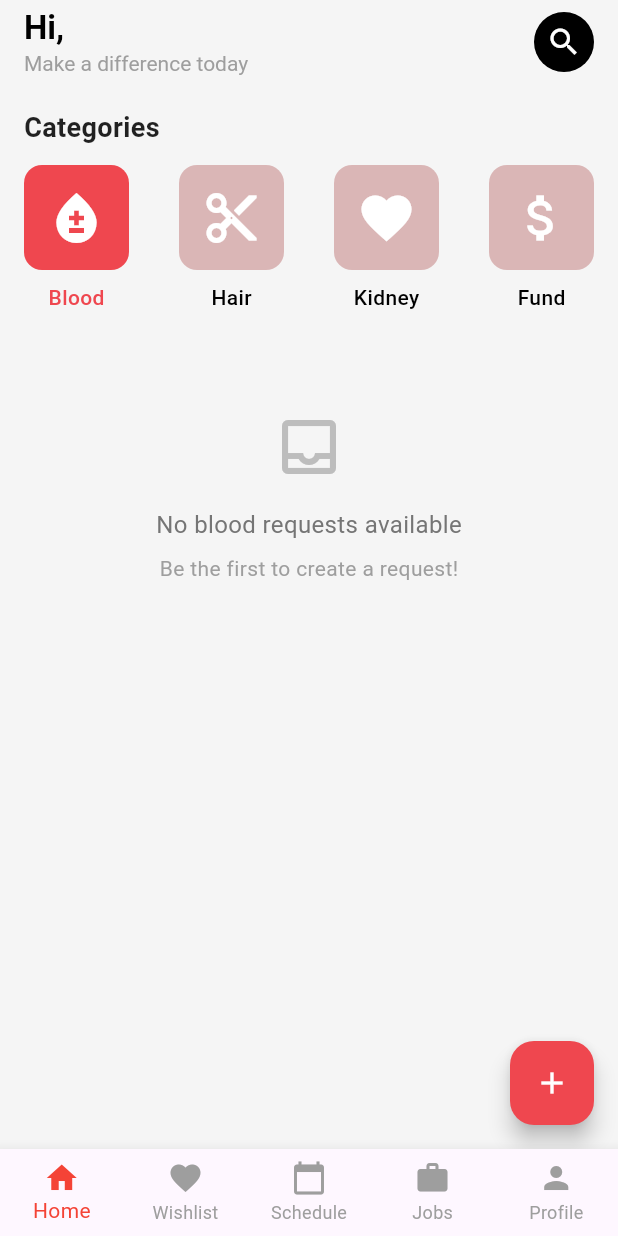
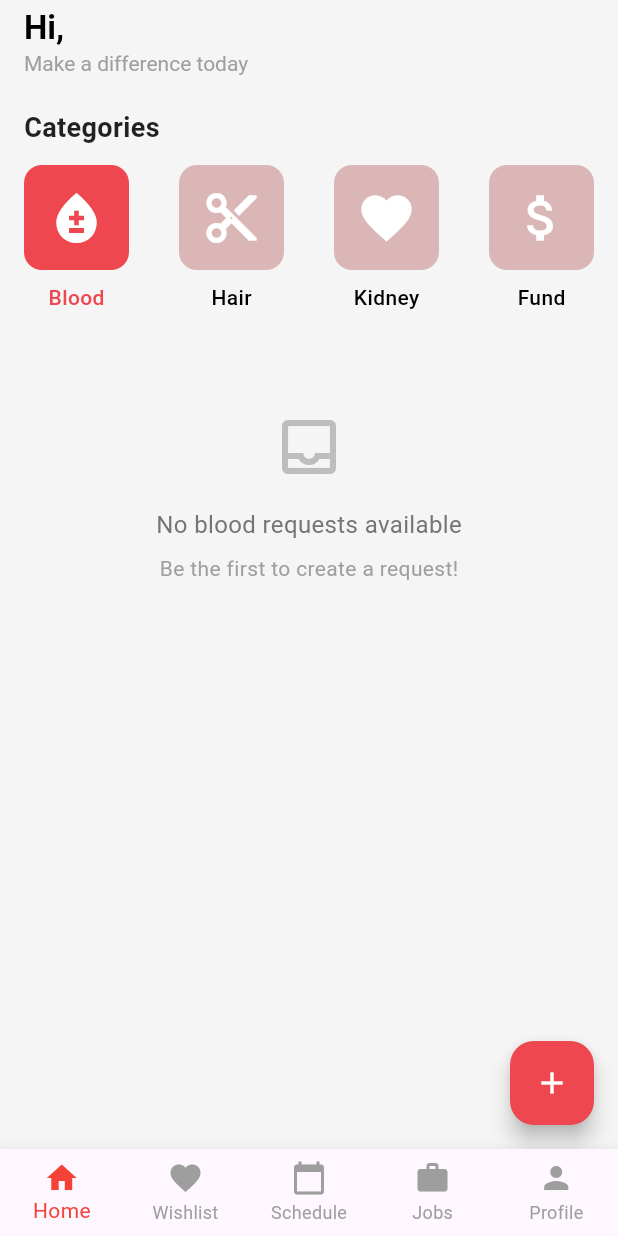
Before and after one commit to Lahiru-Ima/donate-me-app, a Flutter app: the HomeScreen screen opened by its route, on a phone screen of 412 x 824 dp. Run offline on Flutter 3.47's test engine with Material 3 defaults, Android fonts, the phone set to English and light mode, and no system bars; our stand-ins replace flutter_dotenv, flutter_form_builder, flutter_svg, form_builder_validators, go_router, image_picker and 3 more; accounts and stored records are empty; network calls fail.

```diff
--- a/lib/src/features/home/home_screen.dart
+++ b/lib/src/features/home/home_screen.dart
@@ -89,28 +89,28 @@ class _HomeScreenState extends State<HomeScreen> {
               ),
             ],
           ),
-          _buildSearchButton(),
+          // _buildSearchButton(),
         ],
       ),
     );
   }
 
-  Widget _buildSearchButton() {
-    return InkWell(
-      onTap: () {
-        // TODO: Implement search functionality
-      },
-      child: Container(
-        width: 40,
-        height: 40,
-        decoration: BoxDecoration(
-          color: Colors.black,
-          borderRadius: BorderRadius.circular(20),
-        ),
-        child: const Icon(Icons.search, color: Colors.white),
-      ),
-    );
-  }
+  // Widget _buildSearchButton() {
+  //   return InkWell(
+  //     onTap: () {
+  //       // TODO: Implement search functionality
+  //     },
+  //     child: Container(
+  //       width: 40,
+  //       height: 40,
+  //       decoration: BoxDecoration(
+  //         color: Colors.black,
+  //         borderRadius: BorderRadius.circular(20),
+  //       ),
+  //       child: const Icon(Icons.search, color: Colors.white),
+  //     ),
+  //   );
+  // }
 
   Widget _buildFAB() {
     return FloatingActionButton(
--- a/lib/src/features/profile/edit_profile_screen.dart
+++ b/lib/src/features/profile/edit_profile_screen.dart
@@ -143,15 +143,12 @@ class _EditProfileScreenState extends State<EditProfileScreen> {
         imgUrl = publicUrl;
       });
 
-      print('Image uploaded: $publicUrl');
-
       if (mounted) {
         ScaffoldMessenger.of(context).showSnackBar(
           const SnackBar(content: Text('Image uploaded successfully!')),
         );
       }
     } catch (e) {
-      print(e);
       if (mounted) {
         ScaffoldMessenger.of(context).showSnackBar(
           SnackBar(content: Text('Error uploading image: ${e.toString()}')),
--- a/lib/src/models/job_models/job_application_model.dart
+++ b/lib/src/models/job_models/job_application_model.dart
@@ -6,16 +6,14 @@ class JobApplicationModel {
   final String email;
   final String phone;
   final String address;
-  final int? age;
-  final String? gender;
   final String? experience;
   final List<String>? skills;
   final String? availability;
   final String? motivation;
-  final List<String>? referencesList;
   final String? emergencyContact;
   final String? emergencyPhone;
-  final String status; // 'pending', 'reviewed', 'shortlisted', 'rejected', 'hired'
+  final String
+  status; // 'pending', 'reviewed', 'shortlisted', 'rejected', 'hired'
   final DateTime? createdAt;
   final DateTime? updatedAt;
 
@@ -33,15 +31,12 @@ class JobApplicationModel {
     required this.email,
     required this.phone,
     required this.address,
-     this.age,
-  this.gender,
     this.experience,
     this.skills,
     this.availability,
     this.motivation,
-    this.referencesList,
     this.emergencyContact,
-     this.emergencyPhone,
+    this.emergencyPhone,
     this.status = 'pending',
     this.createdAt,
     this.updatedAt,
@@ -60,15 +55,10 @@ class JobApplicationModel {
       email: map['email']?.toString() ?? '',
       phone: map['phone']?.toString() ?? '',
       address: map['address']?.toString() ?? '',
-      age: map['age']?.toInt() ?? 0,
-      gender: map['gender']?.toString() ?? '',
       experience: map['experience']?.toString() ?? '',
       skills: map['skills'] != null ? List<String>.from(map['skills']) : [],
       availability: map['availability']?.toString() ?? '',
       motivation: map['motivation']?.toString() ?? '',
-      referencesList: map['referencesList'] != null
-          ? List<String>.from(map['referencesList'])
-          : [],
       emergencyContact: map['emergency_contact']?.toString() ?? '',
       emergencyPhone: map['emergency_phone']?.toString() ?? '',
       status: map['status']?.toString() ?? 'pending',
@@ -93,13 +83,10 @@ class JobApplicationModel {
       'email': email,
       'phone': phone,
       'address': address,
-      'age': age,
-      'gender': gender,
       'experience': experience,
       'skills': skills,
       'availability': availability,
       'motivation': motivation,
-      'referencesList': referencesList,
       'emergency_contact': emergencyContact,
       'emergency_phone': emergencyPhone,
       'status': status,
@@ -137,7 +124,6 @@ class JobApplicationModel {
     String? email,
     String? phone,
     String? address,
-    int? age,
     String? gender,
     String? experience,
     List<String>? skills,
@@ -162,13 +148,10 @@ class JobApplicationModel {
       email: email ?? this.email,
       phone: phone ?? this.phone,
       address: address ?? this.address,
-      age: age ?? this.age,
-      gender: gender ?? this.gender,
       experience: experience ?? this.experience,
       skills: skills ?? this.skills,
       availability: availability ?? this.availability,
       motivation: motivation ?? this.motivation,
-      referencesList: referencesList ?? this.referencesList,
       emergencyContact: emergencyContact ?? this.emergencyContact,
       emergencyPhone: emergencyPhone ?? this.emergencyPhone,
       status: status ?? this.status,
```
Also changed, not shown: lib/src/features/home/donation_details_screen.dart (+6 -6 lines), lib/src/features/jobs/job_application_screen.dart (+67 -28 lines), lib/src/features/jobs/job_screen.dart (+7 -10 lines), lib/src/features/settings/settings_screen.dart (+8 -8 lines), lib/src/features/wishlist/wishlist_screen.dart (+9 -9 lines).
